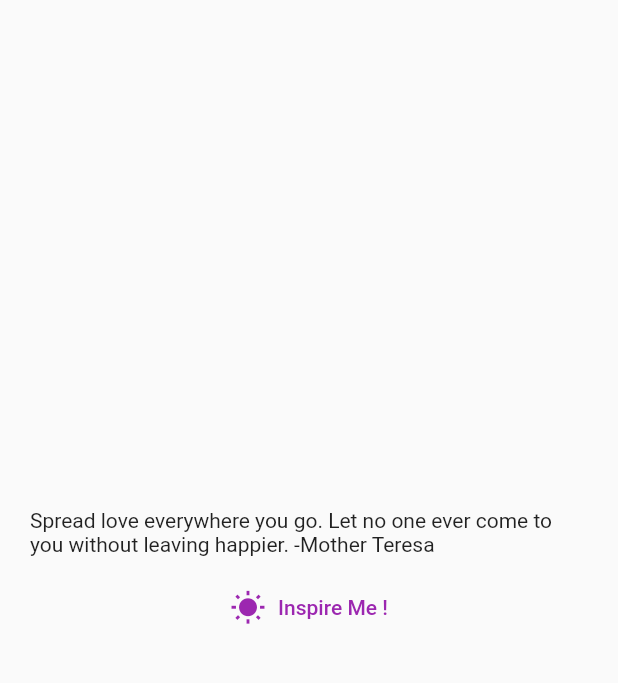
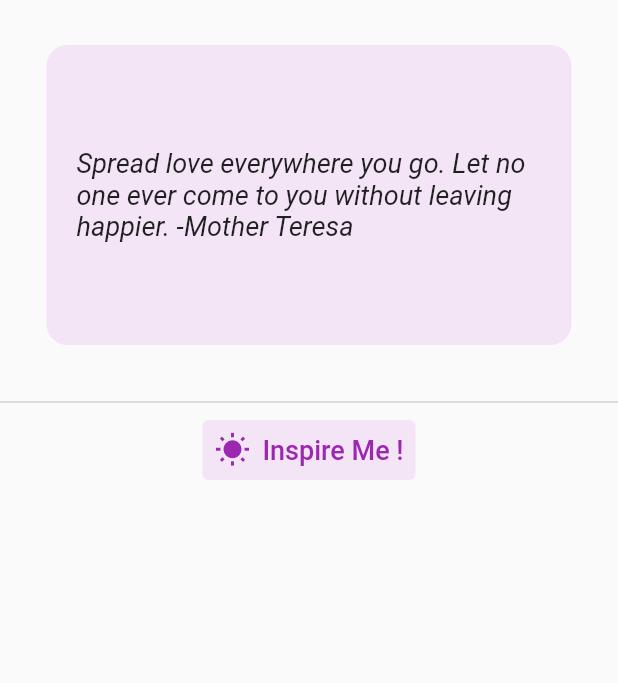
Before and after one commit to jenalalfianta/quote_app, a Flutter app: the screen it shows after launch, on a phone screen of 412 x 824 dp, the part 84-767 px from its top. Run offline on Flutter 3.47's test engine with Material 2 defaults, Android fonts, the phone set to English and light mode, and no system bars.

Commit message:
coloring dikit biar oke

```diff
--- a/lib/main.dart
+++ b/lib/main.dart
@@ -44,20 +44,43 @@ class _QuoteAppState extends State<QuoteApp> {
           child: Column(
             mainAxisAlignment: MainAxisAlignment.center,
             children: [
-            Padding(
-              padding: const EdgeInsets.fromLTRB(20,0,20,0),
-              child: Text(quotes[_index % quotes.length]),
+              Container(
+                width: 350,
+                height: 200,
+                margin: EdgeInsets.all(30.0),
+                decoration: BoxDecoration(
+                  color: Colors.purple[50],
+                  borderRadius: BorderRadius.circular(14)
                 ),
-            Padding(
-              padding: EdgeInsets.only(top: 10.0),
+                child:
+                Center(
+                  child: Padding(
+                    padding: const EdgeInsets.all(20.0),
+                    child: Text(quotes[_index % quotes.length],
+                    style: TextStyle(fontSize: 18, fontStyle: FontStyle.italic
                     ),
+                    ),
+                  )
+                ),
+              ),
+              Divider(thickness: 1.3,),
               TextButton.icon(
+                style: ButtonStyle(
+
+                  overlayColor: MaterialStateProperty.all(Colors.purple[100]),
+                  backgroundColor: MaterialStateProperty.all(Colors.purple[50]),
+                ),
                 onPressed: (){
                   setState(() {
                     _index +=1;
                   });
                 },
-              icon: Icon(Icons.wb_sunny, color: Colors.purple,), label: Text('Inspire Me !', style: TextStyle(color: Colors.purple),))
+                icon: Icon(Icons.wb_sunny, color: Colors.purple,),
+                label: Text('Inspire Me !',
+                  style: TextStyle(color: Colors.purple, fontSize: 18),
+                )
+              ),
+              Spacer()
             ],
           )
         ),
```
Lines whose indentation alone changed are shown as unchanged.
